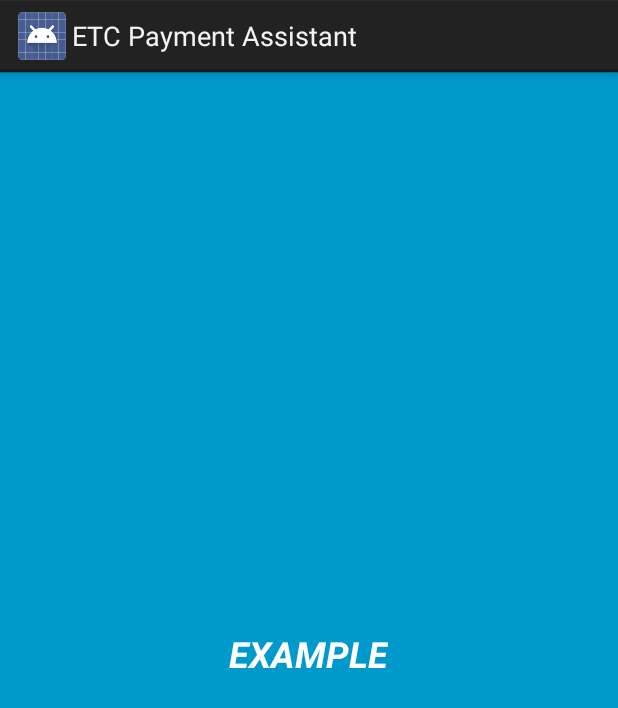
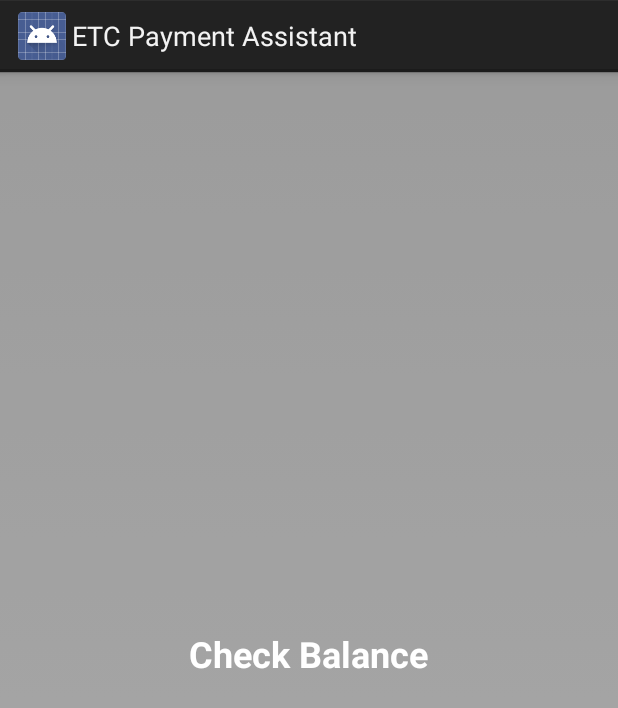
Before and after one commit to YohannesT/EtcPaymentAssistant, an Android app: the layout check_balance.xml on its own in the app's theme, with its tools: preview values and no code run, on a phone screen of 412 x 824 dp. Shown: the top 708 px of the screen. Run offline under Robolectric (Android 15) with nearby library versions, the phone set to English and light mode, and no system bars.

Commit message:
Check balance widget added Click event for it checks the balance

```diff
--- a/PaymentAssistant/app/src/main/res/layout/check_balance.xml
+++ b/PaymentAssistant/app/src/main/res/layout/check_balance.xml
@@ -2,7 +2,7 @@
     android:layout_width="match_parent"
     android:layout_height="match_parent"
     android:padding="@dimen/widget_margin"
-    android:background="#09C" >
+    android:background="#55000000" >
 
     <TextView
         android:id="@+id/appwidget_text"
@@ -10,12 +10,11 @@
         android:layout_height="wrap_content"
         android:layout_centerHorizontal="true"
         android:layout_centerVertical="true"
-        android:text="@string/appwidget_text"
+        android:text="@string/checkBalanceLong"
         android:textColor="#ffffff"
         android:textSize="24sp"
-        android:textStyle="bold|italic"
         android:layout_margin="8dp"
         android:contentDescription="@string/appwidget_text"
-        android:background="#09C"/>
+        android:textStyle="bold" />
 
 </RelativeLayout>
--- a/PaymentAssistant/app/src/main/res/values/strings.xml
+++ b/PaymentAssistant/app/src/main/res/values/strings.xml
@@ -26,5 +26,7 @@
         8/1/2014</string>
     <string name="appwidget_text">EXAMPLE</string>
     <string name="add_widget">Add widget</string>
+    <string name="checkBalanceLongAM">ያለዎት ቀሪ ሂሳብ</string>
+    <string name="checkBalanceLong">Check Balance</string>
 
 </resources>
--- a/PaymentAssistant/app/src/main/res/xml/check_balance_info.xml
+++ b/PaymentAssistant/app/src/main/res/xml/check_balance_info.xml
@@ -1,7 +1,7 @@
 <?xml version="1.0" encoding="utf-8"?>
 <appwidget-provider xmlns:android="http://schemas.android.com/apk/res/android"
-    android:minWidth="180dp"
-    android:minHeight="40dp"
+    android:minWidth="250dp"
+    android:minHeight="110dp"
     android:updatePeriodMillis="86400000"
     android:previewImage="@drawable/example_appwidget_preview"
     android:initialLayout="@layout/check_balance"
```
Also changed, not shown: PaymentAssistant/app/src/main/AndroidManifest.xml (+13 -2 lines), PaymentAssistant/app/src/main/java/com/apptech/yohannes/paymentassistant/widgets/CheckBalance.java (added, +61 -0 lines).
